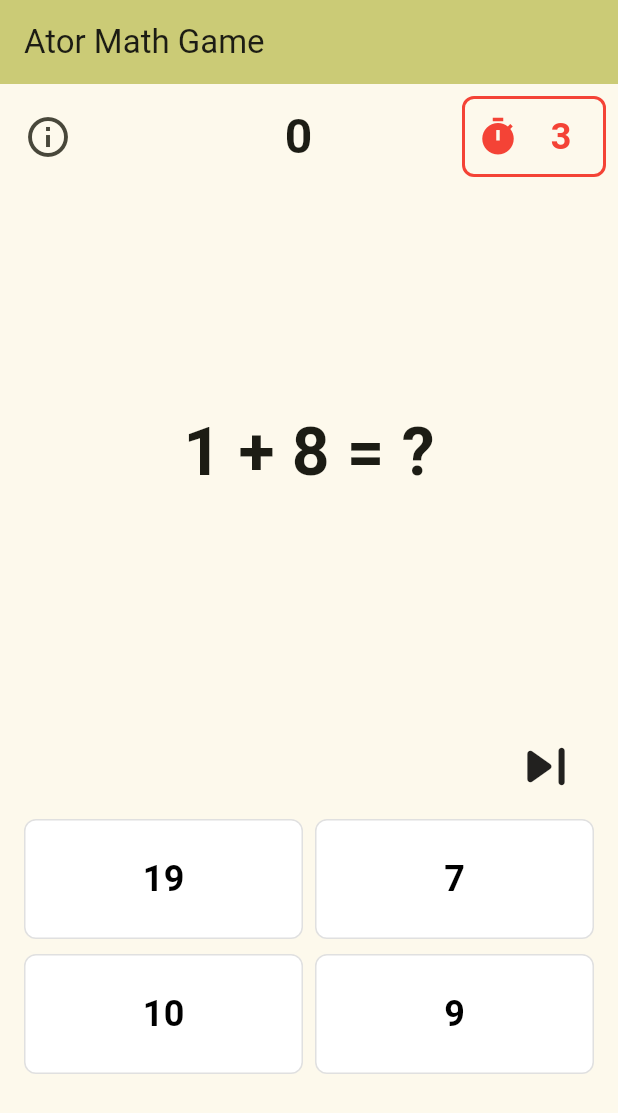
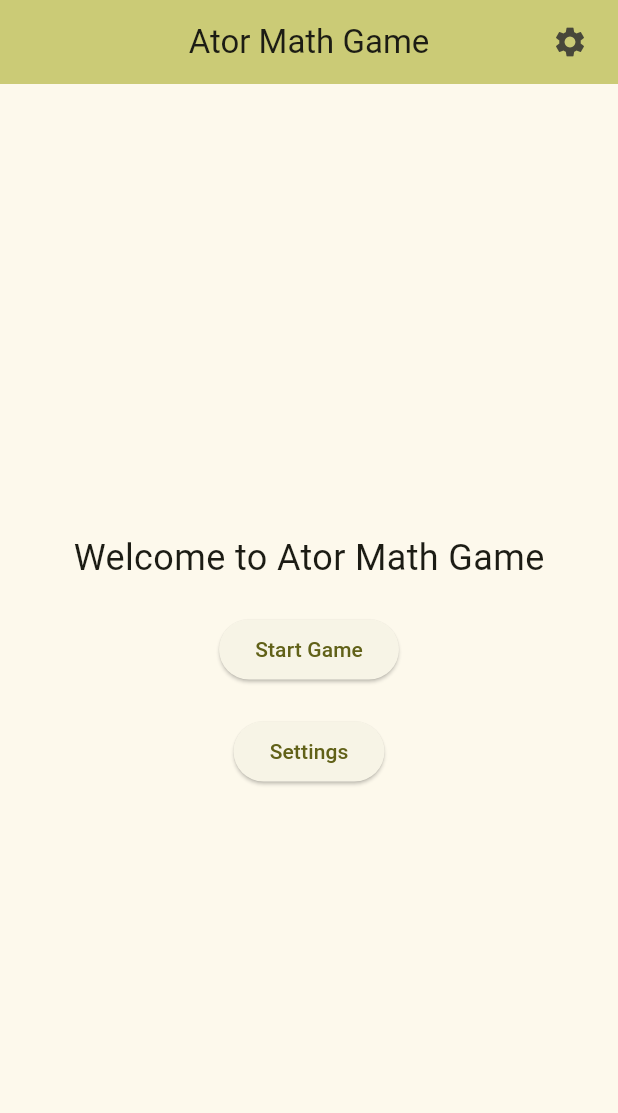
Before and after one commit to kaganzdmr58/ator_math_game, a Flutter app: the screen it shows after launch, on a phone screen of 412 x 824 dp. Shown: the top 1113 px of the screen. Run offline on Flutter 3.47's test engine with Material 3 defaults, Android fonts, the phone set to English and light mode, and no system bars; our stand-ins replace google_mobile_ads, shared_preferences.

Commit message:
set appbar

```diff
--- /dev/null
+++ b/devtools_options.yaml
@@ -0,0 +1,3 @@
+description: This file stores settings for Dart & Flutter DevTools.
+documentation: https://docs.flutter.dev/tools/devtools/extensions#configure-extension-enablement-states
+extensions:
--- a/lib/main.dart
+++ b/lib/main.dart
@@ -16,7 +16,7 @@ class MyApp extends StatelessWidget {
       theme: ThemeData(
         colorScheme: ColorScheme.fromSeed(seedColor: Colors.yellowAccent),
       ),
-      home: const MyHomePage(title: 'Ator Math Game'),
+      home: const HomePage(title: 'Ator Math Game'),
     );
   }
 }
--- a/lib/pages/home_page.dart
+++ b/lib/pages/home_page.dart
@@ -1,221 +1,40 @@
-import 'dart:math';
-
-import 'package:ator_math_game/widgets/count_down_timer.dart';
-import 'package:ator_math_game/widgets/false_animation.dart';
-import 'package:ator_math_game/widgets/half_button.dart';
-import 'package:ator_math_game/widgets/true_animation.dart';
+import 'package:ator_math_game/pages/plus_one_page.dart';
+import 'package:ator_math_game/pages/settings_page.dart';
+import 'package:ator_math_game/utils/tools.dart';
+import 'package:ator_math_game/widgets/global_appbar.dart';
 import 'package:flutter/material.dart';
 
-class MyHomePage extends StatefulWidget {
-  const MyHomePage({super.key, required this.title});
-
+class HomePage extends StatelessWidget {
   final String title;
-
-  @override
-  State<MyHomePage> createState() => _MyHomePageState();
-}
-
-class _MyHomePageState extends State<MyHomePage> {
-  int firstNumber = 0;
-  int secondNumber = 0;
-  int result = 0;
-  int score = 0;
-  int state = 0;
-  final random = Random();
-    Key countdownKey = UniqueKey();
-
-  List<int> sayilar = [5, 10, 15, 20];
-
-  void generateRandomNumbers() {
-    firstNumber = (1 + random.nextInt(10)).toInt();
-    secondNumber = (1 + random.nextInt(10)).toInt();
-    result = firstNumber + secondNumber;
-    countdownKey = UniqueKey();
-
-    setState(() {});
-    seperateList();
-  }
-
-  Future<void> checkAnswer(int answer) async {
-    if (answer == result) {
-      score++;
-      showTruePopup(true);
-    } else {
-      //score--;
-      showTruePopup(false);
-    }
-    state = 1;
-    setState(() {});
-    await Future.delayed(const Duration(seconds: 3));
-    state = 0;
-    generateRandomNumbers();
-
-    setState(() {});
-  }
-
-  int randomNumber() {
-    int yeniSayi = (1 + random.nextInt(20)).toInt();
-    if (sayilar.contains(yeniSayi)) {
-      return randomNumber();
-    } else {
-      return yeniSayi;
-    }
-  }
-
-  void seperateList() {
-    sayilar.first = result;
-    for (int i = 1; i < sayilar.length; i++) {
-      sayilar[i] = randomNumber();
-    }
-    setState(() {
-      sayilar.shuffle();
-    });
-  }
-
-  void showTruePopup(bool isTrue) {
-    showDialog(
-      context: context,
-      barrierDismissible: false,
-      barrierColor: Colors.transparent,
-      builder: (_) => isTrue ? TruePopupAnimation() : FalsePopupAnimation(),
-    );
-  }
-
-  @override
-  void initState() {
-    super.initState();
-    generateRandomNumbers();
-  }
+  const HomePage({super.key, required this.title});
 
   @override
   Widget build(BuildContext context) {
-
     return Scaffold(
-      appBar: AppBar(
-        backgroundColor: Theme.of(context).colorScheme.inversePrimary,
-        title: Text(widget.title),
-      ),
-      body: Padding(
-        padding: const EdgeInsets.all(8.0),
-        child: Center(
+      appBar:CustomAppBar(),
+      body: Center(
         child: Column(
           mainAxisAlignment: MainAxisAlignment.center,
           children: <Widget>[
-              Row(
-                mainAxisAlignment: MainAxisAlignment.spaceBetween,
-                children: [
-                  SizedBox(
-                    width: 82,
-                    child: Align(
-                      alignment: Alignment.centerLeft,
-                      child: IconButton(
-                        onPressed: () {},
-                        icon: const Icon(Icons.info_outline, size: 32),
+            const Text(
+              'Welcome to Ator Math Game',
+              style: TextStyle(fontSize: 24),
             ),
+            const SizedBox(height: 20),
+            ElevatedButton(
+              onPressed: () {
+                goto(context, PlusOnePage(title: title));
+              },
+              child: const Text('Start Game'),
             ),
-                  ),
-                  Text(
-                    "$score",
-                    style: TextStyle(fontSize: 32, fontWeight: FontWeight.bold),
-                  ),
-                  CountdownTimer(
-                      key: countdownKey,
-                    seconds: 10,
-                    state: state,
-                    onFinished: () {
-                      setState(() {
-                        state = 2;
-                        showTruePopup(false);
-                      });
+            const SizedBox(height: 20),
+            ElevatedButton(
+              onPressed: () {
+                goto(context, SettingsPage(title: title));
               },
+              child: const Text('Settings'),
             ),
           ],
-              ),
-              Spacer(),
-              Text(
-                "$firstNumber + $secondNumber = ?",
-                style: TextStyle(fontSize: 44, fontWeight: FontWeight.bold),
-              ),
-              Spacer(),
-              Align(
-                alignment: Alignment.centerRight,
-                child: InkWell(
-                  onTap: () {
-                    generateRandomNumbers();
-                    state = 0;
-                    setState(() {});
-                  },
-                  borderRadius: BorderRadius.circular(8),
-                  child: SizedBox(
-                    width: 80,
-                    height: 50,
-                    child: Icon(Icons.skip_next_rounded, size: 50),
-                  ),
-                ),
-              ),
-              SizedBox(height: 10),
-              Column(
-                crossAxisAlignment: CrossAxisAlignment.center,
-                children: [
-                  Row(
-                    mainAxisAlignment: MainAxisAlignment.spaceEvenly,
-                    children: [
-                      HalfButton(
-                        text: sayilar[0].toString(),
-                        paddingWidth: 20,
-                        state: state,
-                        result: result,
-                        onPressed: () {
-                          checkAnswer(sayilar[0]);
-                        },
-                        height: 80,
-                      ),
-                      HalfButton(
-                        text: sayilar[1].toString(),
-                        paddingWidth: 20,
-                        state: state,
-                        result: result,
-
-                        onPressed: () {
-                          checkAnswer(sayilar[1]);
-                        },
-                        height: 80,
-                      ),
-                    ],
-                  ),
-                  SizedBox(height: 10, width: 10),
-                  Row(
-                    mainAxisAlignment: MainAxisAlignment.spaceEvenly,
-                    children: [
-                      HalfButton(
-                        text: sayilar[2].toString(),
-                        paddingWidth: 20,
-                        state: state,
-                        result: result,
-
-                        onPressed: () {
-                          checkAnswer(sayilar[2]);
-                        },
-                        height: 80,
-                      ),
-                      HalfButton(
-                        text: sayilar[3].toString(),
-                        paddingWidth: 20,
-                        state: state,
-                        result: result,
-
-                        onPressed: () {
-                          checkAnswer(sayilar[3]);
-                        },
-                        height: 80,
-                      ),
-                    ],
-                  ),
-                ],
-              ),
-              SizedBox(height: 100),
-            ],
-          ),
         ),
       ),
     );
--- /dev/null
+++ b/lib/widgets/global_appbar.dart
@@ -0,0 +1,43 @@
+import 'package:ator_math_game/pages/settings_page.dart';
+import 'package:ator_math_game/utils/tools.dart';
+import 'package:flutter/material.dart';
+
+class CustomAppBar extends StatelessWidget implements PreferredSizeWidget {
+  final String? title;
+  final List<Widget>? actions;
+  final bool centerTitle;
+  final Widget? leading;
+
+  const CustomAppBar({
+    super.key,
+    this.title,
+    this.actions,
+    this.centerTitle = true,
+    this.leading,
+  });
+
+  @override
+  Widget build(BuildContext context) {
+    return AppBar(
+      backgroundColor: Theme.of(context).colorScheme.inversePrimary,
+      title: Text(title ?? 'Ator Math Game'),
+      centerTitle: centerTitle,
+      actions: actions ??
+          [
+            Padding(
+              padding: const EdgeInsets.all(8.0),
+              child: IconButton(
+                onPressed: () {
+                  goto(context, SettingsPage(title: title ?? ''));
+                },
+                icon: Icon(Icons.settings),
+              ),
+            )
+          ],
+      leading: leading,
+    );
+  }
+
+  @override
+  Size get preferredSize => const Size.fromHeight(kToolbarHeight);
+}
```
Also changed, not shown: lib/pages/plus_one_page.dart (added, +241 -0 lines), lib/pages/settings_page.dart (added, +42 -0 lines), 2 other files. Lines whose indentation alone changed are shown as unchanged.
